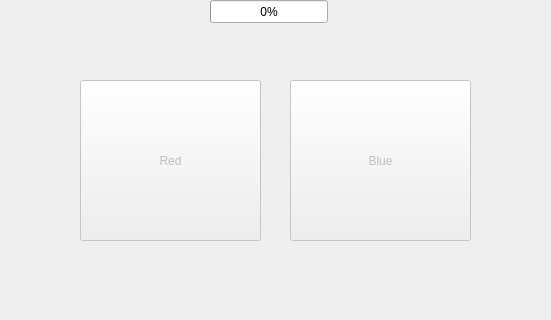
This is A6_Qt_Simon_Game/mainwindow.ui in jimmyjtrinh/A6-Simon-Game as Qt 5 draws it before an edit; both pictures show x 110 to 661 and y 130 to 450 of the 800 by 600 pixel window. The edited form follows.
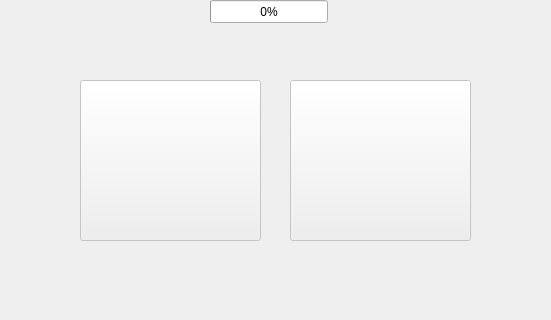
This is the edited form.

Commit message: Added player Queue and changed name of game queue Added updateGame method Changed some signal / slot names Added enableRedBlueButtons and enableStartButton

```diff
--- a/A6_Qt_Simon_Game/mainwindow.ui
+++ b/A6_Qt_Simon_Game/mainwindow.ui
@@ -27,7 +27,7 @@
      </rect>
     </property>
     <property name="text">
-     <string>Red</string>
+     <string/>
     </property>
    </widget>
    <widget class="QPushButton" name="blueButton">
@@ -43,7 +43,7 @@
      </rect>
     </property>
     <property name="text">
-     <string>Blue</string>
+     <string/>
     </property>
    </widget>
    <widget class="QPushButton" name="startButton">
```
The commit also changes 4 other files.
